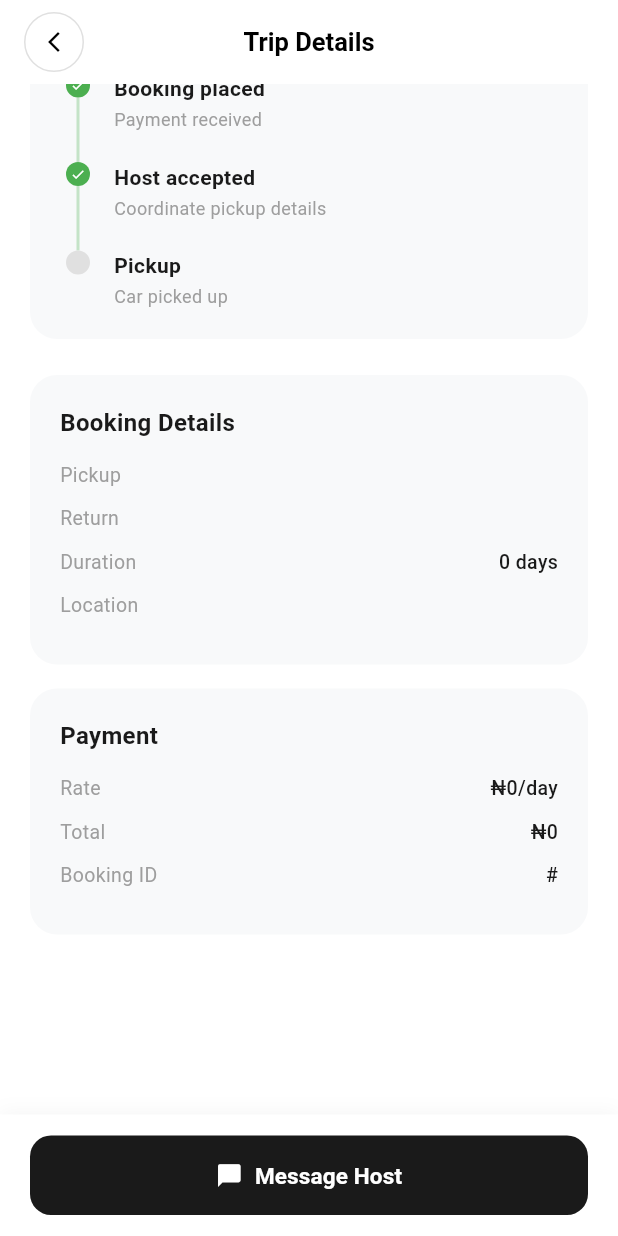
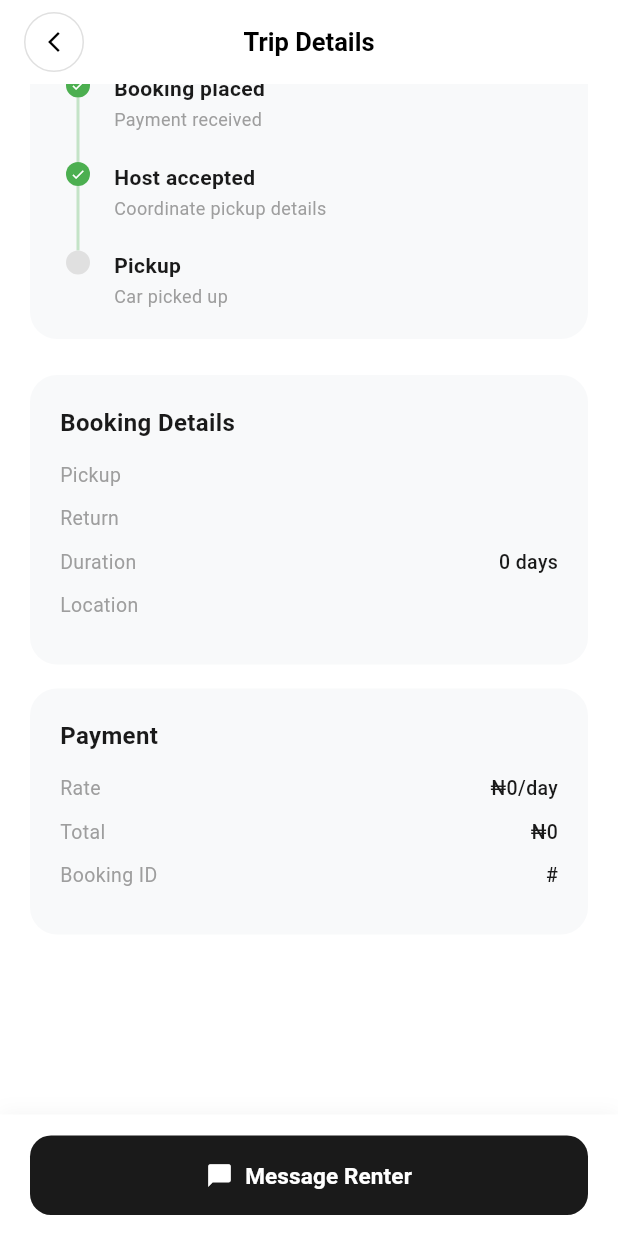
Before and after one commit to frankolien/qent, a Flutter app: the TripDetailPage screen opened directly with empty values, scrolled down 361 dp, on a phone screen of 412 x 824 dp. Run offline on Flutter 3.47's test engine with Material 3 defaults, Android fonts, the phone set to English and light mode, and no system bars; our stand-ins replace cloud_firestore, firebase_auth, firebase_core, firebase_messaging, flutter_dotenv, flutter_local_notifications and 9 more; accounts and stored records are empty; network calls fail.

Commit message:
Refactored trip detail page to include user role checks for booking actions. Added logic to differentiate cancellation reasons based on whether the user is the host or renter. Updated messaging functionality to reflect the correct party being contacted. Improved UI logic for action buttons based on user role.

```diff
--- a/lib/features/trips/presentation/pages/trip_detail_page.dart
+++ b/lib/features/trips/presentation/pages/trip_detail_page.dart
@@ -3,6 +3,7 @@ import 'package:flutter_riverpod/flutter_riverpod.dart';
 import 'package:google_fonts/google_fonts.dart';
 import 'package:intl/intl.dart';
 import 'package:qent/core/services/api_client.dart';
+import 'package:qent/features/auth/presentation/providers/auth_providers.dart';
 import 'package:qent/features/chat/presentation/controllers/chat_controller.dart';
 import 'package:qent/features/chat/presentation/pages/chat_detail_page.dart';
 import 'package:qent/features/trips/presentation/pages/trips_page.dart';
@@ -21,6 +22,12 @@ class _TripDetailPageState extends ConsumerState<TripDetailPage> {
   bool _isMessaging = false;
 
   String get _status => widget.trip.status;
+
+  /// Whether the current user is the host of this booking.
+  bool get _isHost {
+    final currentUserId = ref.read(authControllerProvider).user?.uid ?? '';
+    return currentUserId == widget.trip.hostId;
+  }
 
   Future<void> _cancelBooking() async {
     final confirmed = await showDialog<bool>(
@@ -50,7 +57,7 @@ class _TripDetailPageState extends ConsumerState<TripDetailPage> {
     try {
       final response = await ApiClient().post(
         '/bookings/${widget.trip.id}/action',
-        body: {'action': 'cancel', 'reason': 'Cancelled by renter'},
+        body: {'action': 'cancel', 'reason': _isHost ? 'Cancelled by host' : 'Cancelled by renter'},
       );
       if (mounted) {
         if (response.isSuccess) {
@@ -85,7 +92,7 @@ class _TripDetailPageState extends ConsumerState<TripDetailPage> {
     }
   }
 
-  Future<void> _messageHost() async {
+  Future<void> _messageOtherParty() async {
     setState(() => _isMessaging = true);
     try {
       final chat = await ref.read(chatControllerProvider).getOrCreateConversation(
@@ -431,8 +438,10 @@ class _TripDetailPageState extends ConsumerState<TripDetailPage> {
 
   Widget _buildBottomActions() {
     final bottomPadding = MediaQuery.of(context).padding.bottom;
-    final canCancel = ['pending', 'approved', 'confirmed'].contains(_status);
+    // Only renters can cancel; hosts use Accept/Decline from the dashboard
+    final canCancel = !_isHost && ['pending', 'approved', 'confirmed'].contains(_status);
     final canMessage = !['cancelled', 'rejected'].contains(_status);
+    final messageLabel = _isHost ? 'Message Renter' : 'Message Host';
 
     if (!canCancel && !canMessage) return const SizedBox.shrink();
 
@@ -450,7 +459,7 @@ class _TripDetailPageState extends ConsumerState<TripDetailPage> {
             Expanded(
               flex: 3,
               child: ElevatedButton(
-                onPressed: _isMessaging ? null : _messageHost,
+                onPressed: _isMessaging ? null : _messageOtherParty,
                 style: ElevatedButton.styleFrom(
                   backgroundColor: const Color(0xFF1A1A1A),
                   foregroundColor: Colors.white,
@@ -466,7 +475,7 @@ class _TripDetailPageState extends ConsumerState<TripDetailPage> {
                         children: [
                           const Icon(Icons.chat_bubble_rounded, size: 18),
                           const SizedBox(width: 8),
-                          Text('Message Host', style: GoogleFonts.roboto(fontSize: 15, fontWeight: FontWeight.w700)),
+                          Text(messageLabel, style: GoogleFonts.roboto(fontSize: 15, fontWeight: FontWeight.w700)),
                         ],
                       ),
               ),
```
